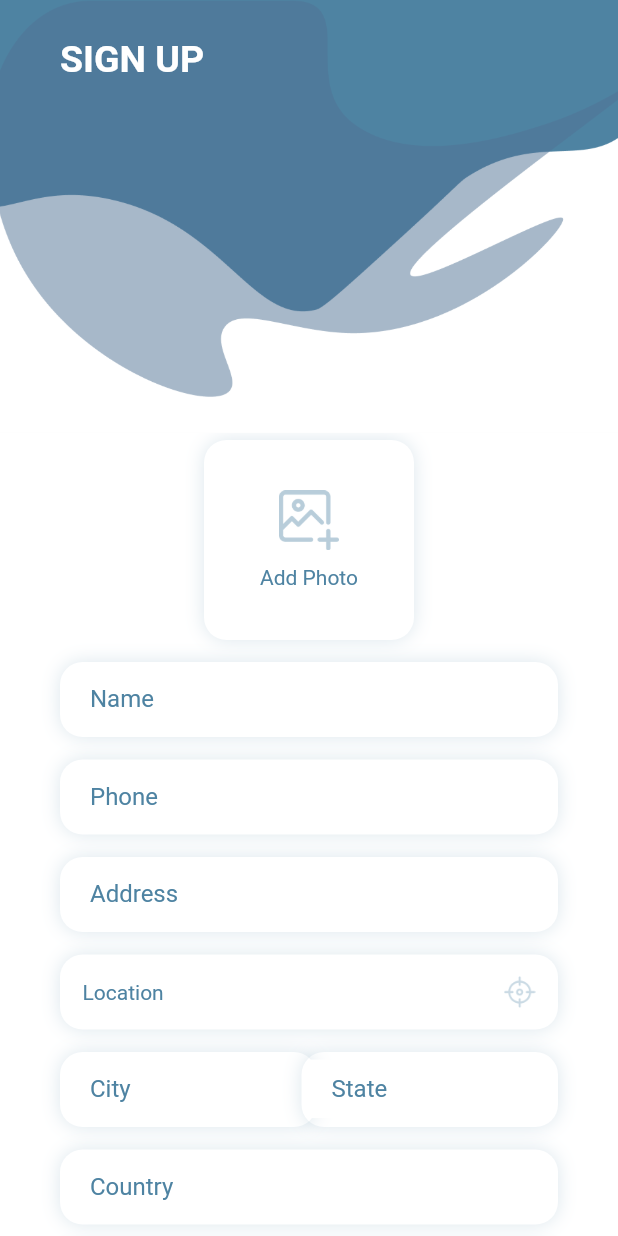
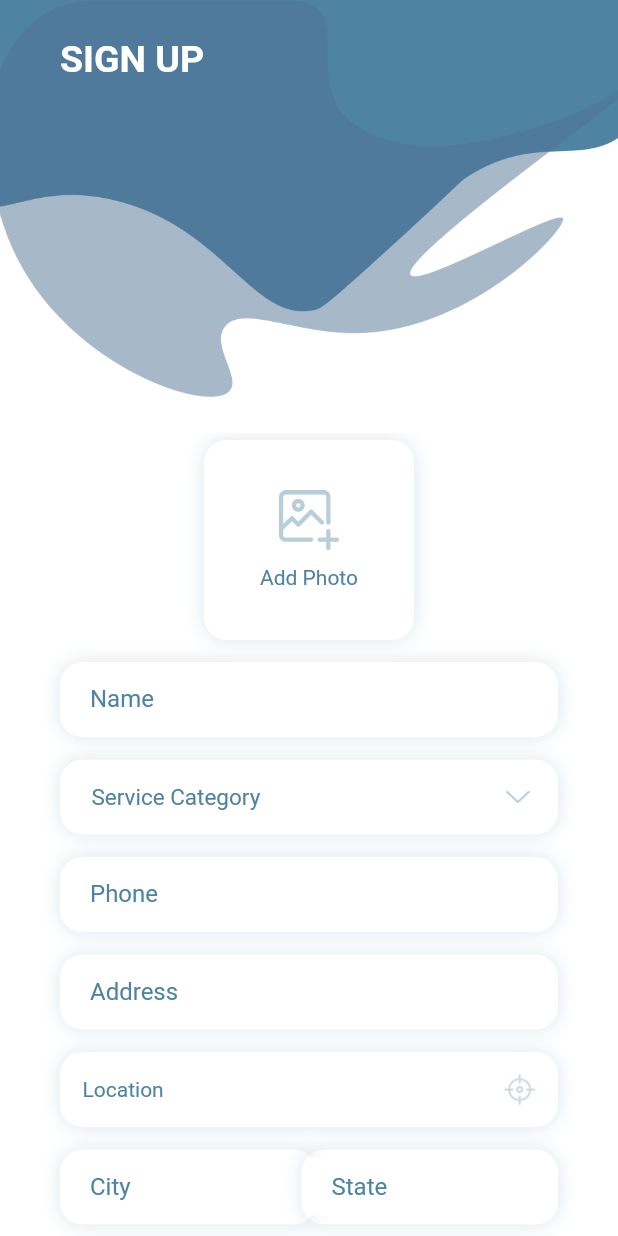
Before and after one commit to rushit5560/Pet_Lover_Project, a Flutter app: the SignUpScreen screen opened directly, on a phone screen of 412 x 824 dp. Run offline on Flutter 3.47's test engine with Material 2 defaults, Android fonts, the phone set to English and light mode, and no system bars; our stand-ins replace carousel_slider, flutter_rating_bar, flutter_slidable, fluttertoast, get, google_maps_flutter and 3 more.

Commit message:
Add Service category Drop Down in SignUp Screen

```diff
--- a/pet_service_project/lib/common/constants/app_images.dart
+++ b/pet_service_project/lib/common/constants/app_images.dart
@@ -11,4 +11,5 @@ class AppImages{
   static const pendingAppointmentImg = imageMainPath + "pending_appointment.png";
   static const confirmAppointmentImg = imageMainPath + "confirm_appointment.png";
   static const chatProfile3Img = imageMainPath + "chat_profile3.png";
+  static const dropDownArrowImg = imageMainPath + "drop_down_arrow.png";
 }
--- a/pet_service_project/lib/controller/sign_up_screen_controller/sign_up_screen_controller.dart
+++ b/pet_service_project/lib/controller/sign_up_screen_controller/sign_up_screen_controller.dart
@@ -4,6 +4,7 @@ import 'package:get/get.dart';
 class SignUpScreenController extends GetxController {
   RxBool isLoading = false.obs;
   RxBool isStatusSuccess = false.obs;
+  RxString selectServiceCategory = "Service Category".obs;
 
   GlobalKey<FormState> signUpFormKey = GlobalKey();
   TextEditingController businessNameFieldController = TextEditingController();
--- a/pet_service_project/lib/main.dart
+++ b/pet_service_project/lib/main.dart
@@ -1,7 +1,6 @@
 import 'package:flutter/material.dart';
 import 'package:get/get.dart';
 
-import 'screens/home_screen/home_screen.dart';
 import 'screens/sign_up_screen/sign_up_screen.dart';
 
 void main() {
@@ -16,7 +15,7 @@ class MyApp extends StatelessWidget {
     return GetMaterialApp(
       title: "Pet Service Project",
       debugShowCheckedModeBanner: false,
-      home: HomeScreen(),
+      home: SignUpScreen(),
     );
   }
 }
--- a/pet_service_project/lib/screens/sign_up_screen/sign_up_screen_widgets.dart
+++ b/pet_service_project/lib/screens/sign_up_screen/sign_up_screen_widgets.dart
@@ -75,6 +75,8 @@ class SignUpFormModule extends StatelessWidget {
           AddPhotoModule(),
           const SizedBox(height: 25),
           BusinessNameFieldModule(),
+          const SizedBox(height: 25),
+          ServiceCategoryModule(),
           const SizedBox(height: 25),
           PhoneFieldModule(),
           const SizedBox(height: 25),
@@ -472,3 +474,69 @@ class AlreadyTextModule extends StatelessWidget {
     );
   }
 }
+
+class ServiceCategoryModule extends StatelessWidget {
+  ServiceCategoryModule({Key? key}) : super(key: key);
+  final screenController = Get.find<SignUpScreenController>();
+
+  @override
+  Widget build(BuildContext context) {
+    return Obx(
+      ()=> Container(
+        padding: const EdgeInsets.only(right: 10),
+        height: 40,
+        decoration: BoxDecoration(
+          borderRadius: BorderRadius.circular(15),
+          boxShadow: [
+            BoxShadow(
+              color: AppColors.colorDarkBlue1.withOpacity(0.2),
+              blurRadius: 10,
+              spreadRadius: 5,
+              blurStyle: BlurStyle.outer,
+            ),
+          ],
+        ),
+        child: Theme(
+          data: Theme.of(context).copyWith(
+              canvasColor: Colors.white,
+              // background color for the dropdown items
+              buttonTheme: ButtonTheme.of(context).copyWith(
+                alignedDropdown: true, //If false (the default), then the dropdown's menu will be wider than its button.
+              )),
+          child: DropdownButtonHideUnderline(
+            child: DropdownButton<String>(
+              icon: Image.asset(AppImages.dropDownArrowImg, scale: 2,),
+              isExpanded: true,
+              focusColor: Colors.white,
+              value: screenController.selectServiceCategory.value,
+              //elevation: 5,
+              style: TextStyle(color: AppColors.colorDarkBlue1),
+              iconEnabledColor: Colors.black,
+              items: <String>[
+                'Service Category',
+                'Doctor1',
+                'Doctor2',
+                'Doctor3',
+                'Doctor4',
+                'Doctor5'
+              ].
+              map<DropdownMenuItem<String>>((String value) {
+                return DropdownMenuItem<String>(
+                  value: value,
+                  child: Text(
+                    value,
+                    style: TextStyle(color: AppColors.colorDarkBlue1, fontSize: 15),
+                  ),
+                );
+              }).toList(),
+              hint: Text("Service Category", style: TextStyle(color: AppColors.colorDarkBlue1),),
+              onChanged: (newValue) {
+                  screenController.selectServiceCategory.value = newValue!;
+              },
+            ),
+          ),
+        ),
+      ),
+    );
+  }
+}
```
Also changed, not shown: pet_service_project/assets/images/drop_down_arrow.png (added).
